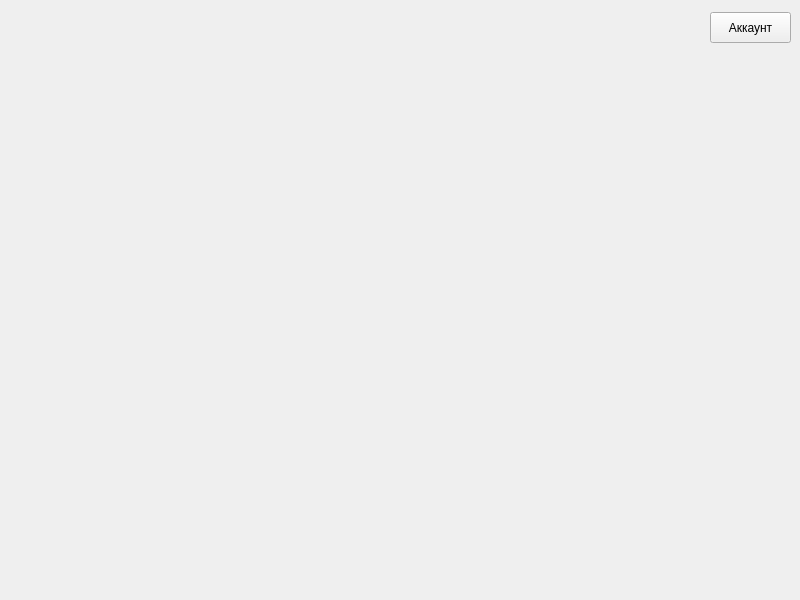
SobolNikita/electronicDiary, file mainwindow.ui: the form before one commit.
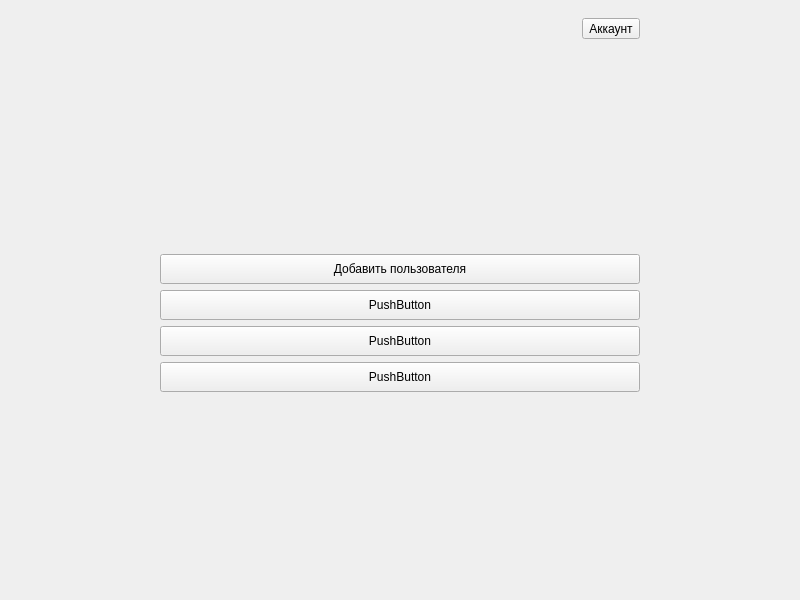
The form after the commit.

Commit message: feat: possibility to add a user

Diff of the .ui file:
```diff
--- a/mainwindow.ui
+++ b/mainwindow.ui
@@ -14,31 +14,159 @@
    <string>Academix</string>
   </property>
   <widget class="QWidget" name="centralwidget">
-   <widget class="QToolButton" name="btnAccount">
-    <property name="geometry">
-     <rect>
-      <x>710</x>
-      <y>12</y>
-      <width>81</width>
-      <height>31</height>
-     </rect>
-    </property>
-    <property name="acceptDrops">
-     <bool>false</bool>
-    </property>
-    <property name="styleSheet">
-     <string notr="true">QToolButton::menu-indicator { image: none; }</string>
-    </property>
-    <property name="text">
-     <string>Аккаунт</string>
-    </property>
-    <property name="popupMode">
-     <enum>QToolButton::ToolButtonPopupMode::InstantPopup</enum>
-    </property>
-    <property name="toolButtonStyle">
-     <enum>Qt::ToolButtonStyle::ToolButtonIconOnly</enum>
-    </property>
-   </widget>
+   <layout class="QGridLayout" name="gridLayout">
+    <item row="4" column="1">
+     <spacer name="verticalSpacer">
+      <property name="orientation">
+       <enum>Qt::Orientation::Vertical</enum>
+      </property>
+      <property name="sizeHint" stdset="0">
+       <size>
+        <width>20</width>
+        <height>40</height>
+       </size>
+      </property>
+     </spacer>
+    </item>
+    <item row="3" column="2">
+     <spacer name="horizontalSpacer_3">
+      <property name="orientation">
+       <enum>Qt::Orientation::Horizontal</enum>
+      </property>
+      <property name="sizeHint" stdset="0">
+       <size>
+        <width>500</width>
+        <height>20</height>
+       </size>
+      </property>
+     </spacer>
+    </item>
+    <item row="1" column="1">
+     <widget class="QWidget" name="widget_2" native="true">
+      <layout class="QHBoxLayout" name="horizontalLayout">
+       <item>
+        <spacer name="horizontalSpacer">
+         <property name="orientation">
+          <enum>Qt::Orientation::Horizontal</enum>
+         </property>
+         <property name="sizeHint" stdset="0">
+          <size>
+           <width>779</width>
+           <height>20</height>
+          </size>
+         </property>
+        </spacer>
+       </item>
+       <item>
+        <widget class="QToolButton" name="btnAccount">
+         <property name="acceptDrops">
+          <bool>false</bool>
+         </property>
+         <property name="styleSheet">
+          <string notr="true">QToolButton::menu-indicator { image: none; }</string>
+         </property>
+         <property name="text">
+          <string>Аккаунт</string>
+         </property>
+         <property name="popupMode">
+          <enum>QToolButton::ToolButtonPopupMode::InstantPopup</enum>
+         </property>
+         <property name="toolButtonStyle">
+          <enum>Qt::ToolButtonStyle::ToolButtonIconOnly</enum>
+         </property>
+        </widget>
+       </item>
+      </layout>
+     </widget>
+    </item>
+    <item row="2" column="1">
+     <spacer name="verticalSpacer_2">
+      <property name="orientation">
+       <enum>Qt::Orientation::Vertical</enum>
+      </property>
+      <property name="sizeHint" stdset="0">
+       <size>
+        <width>20</width>
+        <height>40</height>
+       </size>
+      </property>
+     </spacer>
+    </item>
+    <item row="3" column="1">
+     <widget class="QWidget" name="widget" native="true">
+      <layout class="QVBoxLayout" name="verticalLayout_2">
+       <item>
+        <widget class="QPushButton" name="pbAddUser">
+         <property name="enabled">
+          <bool>true</bool>
+         </property>
+         <property name="minimumSize">
+          <size>
+           <width>0</width>
+           <height>30</height>
+          </size>
+         </property>
+         <property name="text">
+          <string>Добавить пользователя</string>
+         </property>
+        </widget>
+       </item>
+       <item>
+        <widget class="QPushButton" name="pushButton_2">
+         <property name="minimumSize">
+          <size>
+           <width>0</width>
+           <height>30</height>
+          </size>
+         </property>
+         <property name="text">
+          <string>PushButton</string>
+         </property>
+        </widget>
+       </item>
+       <item>
+        <widget class="QPushButton" name="pushButton_3">
+         <property name="minimumSize">
+          <size>
+           <width>0</width>
+           <height>30</height>
+          </size>
+         </property>
+         <property name="text">
+          <string>PushButton</string>
+         </property>
+        </widget>
+       </item>
+       <item>
+        <widget class="QPushButton" name="pushButton_4">
+         <property name="minimumSize">
+          <size>
+           <width>0</width>
+           <height>30</height>
+          </size>
+         </property>
+         <property name="text">
+          <string>PushButton</string>
+         </property>
+        </widget>
+       </item>
+      </layout>
+     </widget>
+    </item>
+    <item row="3" column="0">
+     <spacer name="horizontalSpacer_2">
+      <property name="orientation">
+       <enum>Qt::Orientation::Horizontal</enum>
+      </property>
+      <property name="sizeHint" stdset="0">
+       <size>
+        <width>500</width>
+        <height>20</height>
+       </size>
+      </property>
+     </spacer>
+    </item>
+   </layout>
   </widget>
  </widget>
  <resources/>
```
The commit also changes 18 other files.
